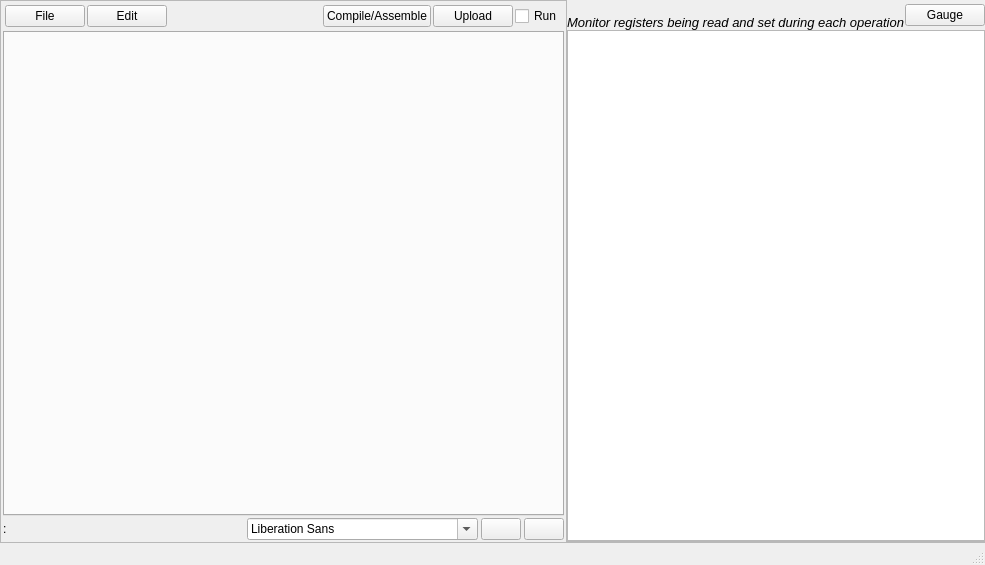
csparkresearch/KuttyPy-GUI, file utilities/templates/layout_ide.ui: the form before one commit.
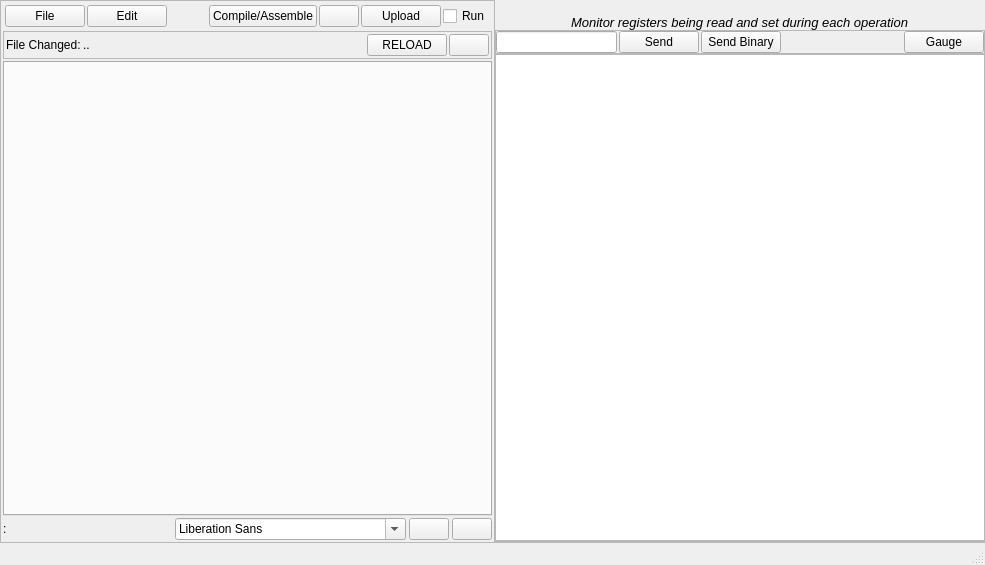
The form after the commit. Icons and pictures are not drawn.

Patch:
```diff
--- a/utilities/templates/layout_ide.ui
+++ b/utilities/templates/layout_ide.ui
@@ -43,30 +43,6 @@
     <property name="spacing">
      <number>0</number>
     </property>
-    <item row="1" column="1">
-     <widget class="QTextBrowser" name="log">
-      <property name="sizePolicy">
-       <sizepolicy hsizetype="Preferred" vsizetype="MinimumExpanding">
-        <horstretch>0</horstretch>
-        <verstretch>0</verstretch>
-       </sizepolicy>
-      </property>
-      <property name="minimumSize">
-       <size>
-        <width>400</width>
-        <height>0</height>
-       </size>
-      </property>
-      <property name="font">
-       <font>
-        <pointsize>11</pointsize>
-       </font>
-      </property>
-      <property name="lineWrapMode">
-       <enum>QTextEdit::WidgetWidth</enum>
-      </property>
-     </widget>
-    </item>
     <item row="0" column="1">
      <layout class="QHBoxLayout" name="horizontalLayout">
       <property name="spacing">
@@ -103,58 +79,9 @@
         </property>
        </widget>
       </item>
-      <item>
-       <widget class="QPushButton" name="serialGuageButton">
-        <property name="sizePolicy">
-         <sizepolicy hsizetype="Maximum" vsizetype="Maximum">
-          <horstretch>0</horstretch>
-          <verstretch>0</verstretch>
-         </sizepolicy>
-        </property>
-        <property name="maximumSize">
-         <size>
-          <width>90</width>
-          <height>16777215</height>
-         </size>
-        </property>
-        <property name="toolTip">
-         <string>Show serial port data in the form of a plot or dial</string>
-        </property>
-        <property name="text">
-         <string>Gauge</string>
-        </property>
-       </widget>
-      </item>
      </layout>
     </item>
-    <item row="2" column="1">
-     <widget class="QFrame" name="termFrame">
-      <property name="frameShape">
-       <enum>QFrame::StyledPanel</enum>
-      </property>
-      <property name="frameShadow">
-       <enum>QFrame::Raised</enum>
-      </property>
-      <layout class="QVBoxLayout" name="termLayout">
-       <property name="spacing">
-        <number>0</number>
-       </property>
-       <property name="leftMargin">
-        <number>0</number>
-       </property>
-       <property name="topMargin">
-        <number>0</number>
-       </property>
-       <property name="rightMargin">
-        <number>0</number>
-       </property>
-       <property name="bottomMargin">
-        <number>0</number>
-       </property>
-      </layout>
-     </widget>
-    </item>
-    <item row="0" column="0" rowspan="3">
+    <item row="0" column="0" rowspan="5">
      <widget class="QFrame" name="frame">
       <property name="frameShape">
        <enum>QFrame::StyledPanel</enum>
@@ -178,6 +105,108 @@
        <property name="spacing">
         <number>2</number>
        </property>
+       <item row="3" column="0">
+        <widget class="QFrame" name="frame_2">
+         <property name="frameShape">
+          <enum>QFrame::NoFrame</enum>
+         </property>
+         <property name="frameShadow">
+          <enum>QFrame::Raised</enum>
+         </property>
+         <layout class="QHBoxLayout" name="horizontalLayout_2">
+          <property name="spacing">
+           <number>3</number>
+          </property>
+          <property name="leftMargin">
+           <number>0</number>
+          </property>
+          <property name="topMargin">
+           <number>0</number>
+          </property>
+          <property name="rightMargin">
+           <number>0</number>
+          </property>
+          <property name="bottomMargin">
+           <number>0</number>
+          </property>
+          <item>
+           <widget class="QLabel" name="filenameLabel">
+            <property name="sizePolicy">
+             <sizepolicy hsizetype="MinimumExpanding" vsizetype="Maximum">
+              <horstretch>0</horstretch>
+              <verstretch>0</verstretch>
+             </sizepolicy>
+            </property>
+            <property name="font">
+             <font>
+              <pointsize>9</pointsize>
+             </font>
+            </property>
+            <property name="text">
+             <string>:</string>
+            </property>
+           </widget>
+          </item>
+          <item>
+           <widget class="QFontComboBox" name="fontComboBox">
+            <property name="sizePolicy">
+             <sizepolicy hsizetype="Maximum" vsizetype="Fixed">
+              <horstretch>0</horstretch>
+              <verstretch>0</verstretch>
+             </sizepolicy>
+            </property>
+           </widget>
+          </item>
+          <item>
+           <widget class="QPushButton" name="pushButton_3">
+            <property name="sizePolicy">
+             <sizepolicy hsizetype="Maximum" vsizetype="Fixed">
+              <horstretch>0</horstretch>
+              <verstretch>0</verstretch>
+             </sizepolicy>
+            </property>
+            <property name="text">
+             <string/>
+            </property>
+            <property name="icon">
+             <iconset resource="resplus.qrc">
+              <normaloff>:/control/plus.svg</normaloff>:/control/plus.svg</iconset>
+            </property>
+           </widget>
+          </item>
+          <item>
+           <widget class="QPushButton" name="pushButton_4">
+            <property name="sizePolicy">
+             <sizepolicy hsizetype="Maximum" vsizetype="Fixed">
+              <horstretch>0</horstretch>
+              <verstretch>0</verstretch>
+             </sizepolicy>
+            </property>
+            <property name="text">
+             <string/>
+            </property>
+            <property name="icon">
+             <iconset resource="resplus.qrc">
+              <normaloff>:/control/minus.svg</normaloff>:/control/minus.svg</iconset>
+            </property>
+           </widget>
+          </item>
+         </layout>
+        </widget>
+       </item>
+       <item row="2" column="0">
+        <widget class="QTabWidget" name="codingTabs">
+         <property name="currentIndex">
+          <number>-1</number>
+         </property>
+         <property name="tabsClosable">
+          <bool>true</bool>
+         </property>
+         <property name="movable">
+          <bool>true</bool>
+         </property>
+        </widget>
+       </item>
        <item row="0" column="0">
         <widget class="QFrame" name="frame_4">
          <property name="frameShape">
@@ -246,6 +275,17 @@
             </property>
            </widget>
           </item>
+          <item>
+           <widget class="QPushButton" name="buildOptionsButton">
+            <property name="text">
+             <string/>
+            </property>
+            <property name="icon">
+             <iconset resource="resplus.qrc">
+              <normaloff>:/control/settings.svg</normaloff>:/control/settings.svg</iconset>
+            </property>
+           </widget>
+          </item>
           <item>
            <widget class="QPushButton" name="uploadButton">
             <property name="sizePolicy">
@@ -280,80 +320,60 @@
         </widget>
        </item>
        <item row="1" column="0">
-        <widget class="QTabWidget" name="codingTabs">
-         <property name="currentIndex">
-          <number>-1</number>
-         </property>
-         <property name="tabsClosable">
-          <bool>true</bool>
-         </property>
-         <property name="movable">
-          <bool>true</bool>
-         </property>
-        </widget>
-       </item>
-       <item row="2" column="0">
-        <widget class="QFrame" name="frame_2">
+        <widget class="QFrame" name="reloadFrame">
          <property name="frameShape">
-          <enum>QFrame::NoFrame</enum>
+          <enum>QFrame::StyledPanel</enum>
          </property>
          <property name="frameShadow">
           <enum>QFrame::Raised</enum>
          </property>
-         <layout class="QHBoxLayout" name="horizontalLayout_2">
+         <layout class="QHBoxLayout" name="horizontalLayout_3">
           <property name="spacing">
-           <number>3</number>
+           <number>2</number>
           </property>
           <property name="leftMargin">
-           <number>0</number>
+           <number>2</number>
           </property>
           <property name="topMargin">
-           <number>0</number>
+           <number>2</number>
           </property>
           <property name="rightMargin">
-           <number>0</number>
+           <number>2</number>
           </property>
           <property name="bottomMargin">
-           <number>0</number>
+           <number>2</number>
           </property>
           <item>
-           <widget class="QLabel" name="filenameLabel">
-            <property name="sizePolicy">
-             <sizepolicy hsizetype="MinimumExpanding" vsizetype="Maximum">
-              <horstretch>0</horstretch>
-              <verstretch>0</verstretch>
-             </sizepolicy>
-            </property>
-            <property name="font">
-             <font>
-              <pointsize>9</pointsize>
-             </font>
-            </property>
+           <widget class="QLabel" name="label_2">
             <property name="text">
-             <string>:</string>
+             <string>File Changed:</string>
             </property>
            </widget>
           </item>
           <item>
-           <widget class="QFontComboBox" name="fontComboBox">
-            <property name="sizePolicy">
-             <sizepolicy hsizetype="Maximum" vsizetype="Fixed">
-              <horstretch>0</horstretch>
-              <verstretch>0</verstretch>
-             </sizepolicy>
+           <widget class="QLabel" name="reloadLabel">
+            <property name="text">
+             <string>..</string>
             </property>
            </widget>
           </item>
           <item>
-           <widget class="QPushButton" name="pushButton_3">
-            <property name="sizePolicy">
-             <sizepolicy hsizetype="Maximum" vsizetype="Fixed">
-              <horstretch>0</horstretch>
-              <verstretch>0</verstretch>
-             </sizepolicy>
+           <spacer name="horizontalSpacer">
+            <property name="orientation">
+             <enum>Qt::Horizontal</enum>
             </property>
+            <property name="sizeHint" stdset="0">
+             <size>
+              <width>40</width>
+              <height>20</height>
+             </size>
+            </property>
+           </spacer>
+          </item>
+          <item>
+           <widget class="QPushButton" name="pushButton">
             <property name="text">
-             <string/>
+             <string>RELOAD</string>
             </property>
             <property name="icon">
              <iconset resource="resplus.qrc">
@@ -362,13 +382,7 @@
            </widget>
           </item>
           <item>
-           <widget class="QPushButton" name="pushButton_4">
-            <property name="sizePolicy">
-             <sizepolicy hsizetype="Maximum" vsizetype="Fixed">
-              <horstretch>0</horstretch>
-              <verstretch>0</verstretch>
-             </sizepolicy>
-            </property>
+           <widget class="QPushButton" name="pushButton_2">
             <property name="text">
              <string/>
             </property>
@@ -384,6 +398,136 @@
       </layout>
      </widget>
     </item>
+    <item row="4" column="1">
+     <widget class="QFrame" name="termFrame">
+      <property name="frameShape">
+       <enum>QFrame::StyledPanel</enum>
+      </property>
+      <property name="frameShadow">
+       <enum>QFrame::Raised</enum>
+      </property>
+      <layout class="QVBoxLayout" name="termLayout">
+       <property name="spacing">
+        <number>0</number>
+       </property>
+       <property name="leftMargin">
+        <number>0</number>
+       </property>
+       <property name="topMargin">
+        <number>0</number>
+       </property>
+       <property name="rightMargin">
+        <number>0</number>
+       </property>
+       <property name="bottomMargin">
+        <number>0</number>
+       </property>
+      </layout>
+     </widget>
+    </item>
+    <item row="3" column="1">
+     <widget class="QTextBrowser" name="log">
+      <property name="sizePolicy">
+       <sizepolicy hsizetype="Preferred" vsizetype="MinimumExpanding">
+        <horstretch>0</horstretch>
+        <verstretch>0</verstretch>
+       </sizepolicy>
+      </property>
+      <property name="minimumSize">
+       <size>
+        <width>400</width>
+        <height>0</height>
+       </size>
+      </property>
+      <property name="font">
+       <font>
+        <pointsize>11</pointsize>
+       </font>
+      </property>
+      <property name="lineWrapMode">
+       <enum>QTextEdit::WidgetWidth</enum>
+      </property>
+     </widget>
+    </item>
+    <item row="1" column="1">
+     <widget class="QFrame" name="serialFrame">
+      <property name="frameShape">
+       <enum>QFrame::StyledPanel</enum>
+      </property>
+      <property name="frameShadow">
+       <enum>QFrame::Raised</enum>
+      </property>
+      <layout class="QHBoxLayout" name="horizontalLayout_4">
+       <property name="spacing">
+        <number>2</number>
+       </property>
+       <property name="leftMargin">
+        <number>0</number>
+       </property>
+       <property name="topMargin">
+        <number>0</number>
+       </property>
+       <property name="rightMargin">
+        <number>0</number>
+       </property>
+       <property name="bottomMargin">
+        <number>0</number>
+       </property>
+       <item>
+        <widget class="QLineEdit" name="serialData"/>
+       </item>
+       <item>
+        <widget class="QPushButton" name="sendASCIIButton">
+         <property name="text">
+          <string>Send</string>
+         </property>
+        </widget>
+       </item>
+       <item>
+        <widget class="QPushButton" name="sendBinaryButton">
+         <property name="text">
+          <string>Send Binary</string>
+         </property>
+        </widget>
+       </item>
+       <item>
+        <spacer name="horizontalSpacer_2">
+         <property name="orientation">
+          <enum>Qt::Horizontal</enum>
+         </property>
+         <property name="sizeHint" stdset="0">
+          <size>
+           <width>40</width>
+           <height>20</height>
+          </size>
+         </property>
+        </spacer>
+       </item>
+       <item>
+        <widget class="QPushButton" name="serialGuageButton">
+         <property name="sizePolicy">
+          <sizepolicy hsizetype="Maximum" vsizetype="Maximum">
+           <horstretch>0</horstretch>
+           <verstretch>0</verstretch>
+          </sizepolicy>
+         </property>
+         <property name="maximumSize">
+          <size>
+           <width>90</width>
+           <height>16777215</height>
+          </size>
+         </property>
+         <property name="toolTip">
+          <string>Show serial port data in the form of a plot or dial</string>
+         </property>
+         <property name="text">
+          <string>Gauge</string>
+         </property>
+        </widget>
+       </item>
+      </layout>
+     </widget>
+    </item>
    </layout>
   </widget>
   <widget class="QStatusBar" name="statusbar"/>
```
Left out of the diff: 104 changed lines with no effect on the pictures.
